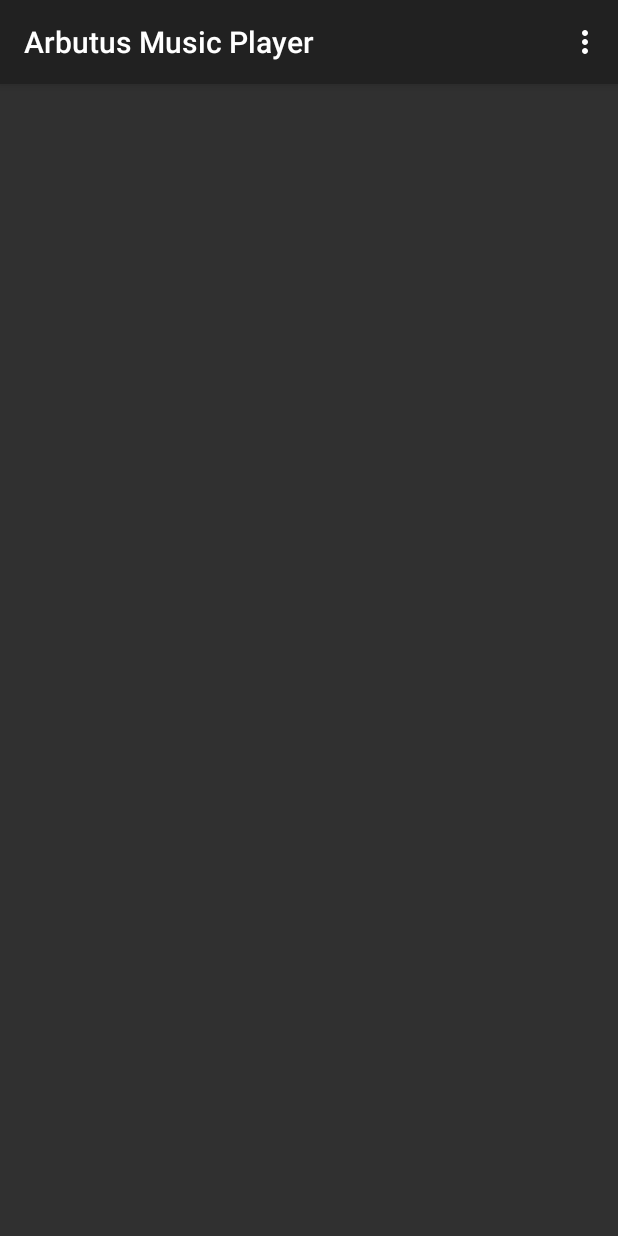
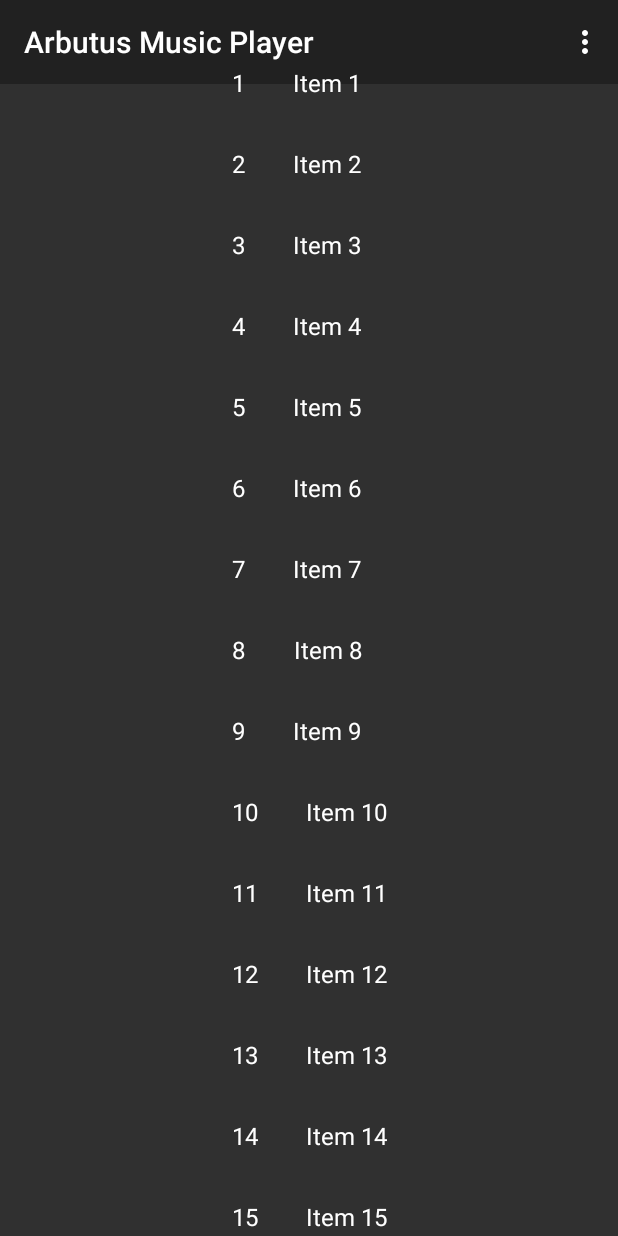
Before and after one commit to patrick-conley/android-music-player, an Android app: the screen it shows after launch (LibraryActivity), on a phone screen of 412 x 824 dp. Run offline under Robolectric (Android 15) with nearby library versions, the phone set to English and light mode, and no system bars.

Commit message:
Add library view with dummy data

```diff
--- a/library/build.gradle
+++ b/library/build.gradle
@@ -27,8 +27,11 @@ android {
 dependencies {
     implementation project(path: ':settings')
 
+    implementation 'androidx.constraintlayout:constraintlayout:1.1.3'
     implementation 'androidx.appcompat:appcompat:1.1.0'
+    implementation 'androidx.legacy:legacy-support-v4:1.0.0'
     implementation "androidx.preference:preference:1.1.0"
+    implementation 'androidx.recyclerview:recyclerview:1.1.0'
 
     testImplementation 'junit:junit:4.12'
 
--- a/library/src/main/java/io/github/patrickconley/arbutus/library/view/LibraryActivity.java
+++ b/library/src/main/java/io/github/patrickconley/arbutus/library/view/LibraryActivity.java
@@ -10,9 +10,11 @@ import androidx.appcompat.widget.Toolbar;
 import androidx.preference.PreferenceManager;
 
 import io.github.patrickconley.arbutus.library.R;
+import io.github.patrickconley.arbutus.library.view.dummy.DummyContent;
 import io.github.patrickconley.arbutus.settings.view.SettingsActivity;
 
-public class LibraryActivity extends AppCompatActivity {
+public class LibraryActivity extends AppCompatActivity
+        implements LibraryEntryFragment.OnListFragmentInteractionListener {
 
     @Override
     protected void onCreate(Bundle savedInstanceState) {
@@ -39,4 +41,10 @@ public class LibraryActivity extends AppCompatActivity {
         return super.onOptionsItemSelected(item);
     }
 
+    @Override
+    public void onListFragmentInteraction(
+            DummyContent.DummyItem item
+    ) {
+        // TODO: something
+    }
 }
--- /dev/null
+++ b/library/src/main/java/io/github/patrickconley/arbutus/library/view/LibraryEntryFragment.java
@@ -0,0 +1,76 @@
+package io.github.patrickconley.arbutus.library.view;
+
+import android.content.Context;
+import android.os.Bundle;
+import android.view.LayoutInflater;
+import android.view.View;
+import android.view.ViewGroup;
+
+import androidx.annotation.NonNull;
+import androidx.fragment.app.Fragment;
+import androidx.recyclerview.widget.LinearLayoutManager;
+import androidx.recyclerview.widget.RecyclerView;
+
+import io.github.patrickconley.arbutus.library.R;
+import io.github.patrickconley.arbutus.library.view.dummy.DummyContent;
+import io.github.patrickconley.arbutus.library.view.dummy.DummyContent.DummyItem;
+
+/**
+ * A fragment representing a list of Items.
+ * <p/>
+ * Activities containing this fragment MUST implement the {@link OnListFragmentInteractionListener}
+ * interface.
+ */
+public class LibraryEntryFragment extends Fragment {
+
+    private OnListFragmentInteractionListener interactionListener;
+
+    @Override
+    public void onAttach(@NonNull Context context) {
+        super.onAttach(context);
+        if (context instanceof OnListFragmentInteractionListener) {
+            interactionListener = (OnListFragmentInteractionListener) context;
+        } else {
+            throw new IllegalStateException(
+                    context.toString() + " must implement OnListFragmentInteractionListener");
+        }
+    }
+
+    @Override
+    public void onCreate(Bundle savedInstanceState) {
+        super.onCreate(savedInstanceState);
+    }
+
+    @Override
+    public View onCreateView(
+            LayoutInflater inflater, ViewGroup container, Bundle savedInstanceState
+    ) {
+        RecyclerView view =
+                (RecyclerView) inflater.inflate(R.layout.library_entry_list, container, false);
+
+        Context viewContext = view.getContext();
+        view.setHasFixedSize(true);
+        view.setLayoutManager(new LinearLayoutManager(viewContext));
+        view.setAdapter(new LibraryEntryViewAdapter(DummyContent.ITEMS, interactionListener));
+        return view;
+    }
+
+    @Override
+    public void onDetach() {
+        super.onDetach();
+        interactionListener = null;
+    }
+
+    /**
+     * This interface must be implemented by activities that contain this fragment to allow an
+     * interaction in this fragment to be communicated to the activity and potentially other
+     * fragments contained in that activity.
+     * <p/>
+     * See the Android Training lesson <a href= "http://developer.android.com/training/basics/fragments/communicating.html"
+     * >Communicating with Other Fragments</a> for more information.
+     */
+    public interface OnListFragmentInteractionListener {
+        // TODO: Update argument type and name
+        void onListFragmentInteraction(DummyItem item);
+    }
+}
--- /dev/null
+++ b/library/src/main/java/io/github/patrickconley/arbutus/library/view/LibraryEntryViewAdapter.java
@@ -0,0 +1,60 @@
+package io.github.patrickconley.arbutus.library.view;
+
+import android.view.LayoutInflater;
+import android.view.View;
+import android.view.ViewGroup;
+
+import androidx.annotation.NonNull;
+import androidx.recyclerview.widget.RecyclerView;
+
+import java.util.LinkedList;
+import java.util.List;
+
+import io.github.patrickconley.arbutus.library.R;
+import io.github.patrickconley.arbutus.library.view.LibraryEntryFragment.OnListFragmentInteractionListener;
+import io.github.patrickconley.arbutus.library.view.dummy.DummyContent.DummyItem;
+
+/**
+ * {@link RecyclerView.Adapter} that can display a {@link DummyItem} and makes a call to the
+ * specified {@link OnListFragmentInteractionListener}. TODO: Replace the implementation with code
+ * for your data type.
+ */
+public class LibraryEntryViewAdapter extends RecyclerView.Adapter<LibraryEntryViewHolder> {
+
+    private final List<DummyItem> contents;
+    private final OnListFragmentInteractionListener listener;
+
+    LibraryEntryViewAdapter(
+            List<DummyItem> contents, @NonNull OnListFragmentInteractionListener listener
+    ) {
+        this.contents = new LinkedList<>(contents);
+        this.listener = listener;
+    }
+
+    @NonNull
+    @Override
+    public LibraryEntryViewHolder onCreateViewHolder(ViewGroup parent, int viewType) {
+        View view = LayoutInflater.from(parent.getContext())
+                                  .inflate(R.layout.library_entry_view, parent, false);
+        return new LibraryEntryViewHolder(view);
+    }
+
+    @Override
+    public void onBindViewHolder(final LibraryEntryViewHolder holder, int position) {
+        holder.setItem(contents.get(position));
+        holder.getView().setOnClickListener(new View.OnClickListener() {
+            @Override
+            public void onClick(View view) {
+                // Notify the active callbacks interface (the activity, if the
+                // fragment is attached to one) that an item has been selected.
+                listener.onListFragmentInteraction(holder.getItem());
+            }
+        });
+    }
+
+    @Override
+    public int getItemCount() {
+        return contents.size();
+    }
+
+}
--- /dev/null
+++ b/library/src/main/java/io/github/patrickconley/arbutus/library/view/LibraryEntryViewHolder.java
@@ -0,0 +1,44 @@
+package io.github.patrickconley.arbutus.library.view;
+
+import android.view.View;
+import android.widget.TextView;
+
+import androidx.annotation.NonNull;
+import androidx.recyclerview.widget.RecyclerView;
+
+import io.github.patrickconley.arbutus.library.R;
+import io.github.patrickconley.arbutus.library.view.dummy.DummyContent;
+
+public class LibraryEntryViewHolder extends RecyclerView.ViewHolder {
+    private final View view;
+    private final TextView idView;
+    private final TextView contentView;
+    private DummyContent.DummyItem item;
+
+    LibraryEntryViewHolder(View view) {
+        super(view);
+        this.view = view;
+        idView = view.findViewById(R.id.item_number);
+        contentView = view.findViewById(R.id.content);
+    }
+
+    @NonNull
+    @Override
+    public String toString() {
+        return super.toString() + " '" + contentView.getText() + "'";
+    }
+
+    View getView() {
+        return view;
+    }
+
+    DummyContent.DummyItem getItem() {
+        return item;
+    }
+
+    void setItem(DummyContent.DummyItem item) {
+        this.item = item;
+        idView.setText(item.id);
+        contentView.setText(item.content);
+    }
+}
--- /dev/null
+++ b/library/src/main/java/io/github/patrickconley/arbutus/library/view/dummy/DummyContent.java
@@ -0,0 +1,72 @@
+package io.github.patrickconley.arbutus.library.view.dummy;
+
+import java.util.ArrayList;
+import java.util.HashMap;
+import java.util.List;
+import java.util.Map;
+
+/**
+ * Helper class for providing sample content for user interfaces created by Android template
+ * wizards.
+ * <p>
+ * TODO: Replace all uses of this class before publishing your app.
+ */
+public class DummyContent {
+
+    /**
+     * An array of sample (dummy) items.
+     */
+    public static final List<DummyItem> ITEMS = new ArrayList<DummyItem>();
+
+    /**
+     * A map of sample (dummy) items, by ID.
+     */
+    public static final Map<String, DummyItem> ITEM_MAP = new HashMap<String, DummyItem>();
+
+    private static final int COUNT = 25;
+
+    static {
+        // Add some sample items.
+        for (int i = 1; i <= COUNT; i++) {
+            addItem(createDummyItem(i));
+        }
+    }
+
+    private static void addItem(DummyItem item) {
+        ITEMS.add(item);
+        ITEM_MAP.put(item.id, item);
+    }
+
+    private static DummyItem createDummyItem(int position) {
+        return new DummyItem(String.valueOf(position), "Item " + position, makeDetails(position));
+    }
+
+    private static String makeDetails(int position) {
+        StringBuilder builder = new StringBuilder();
+        builder.append("Details about Item: ").append(position);
+        for (int i = 0; i < position; i++) {
+            builder.append("\nMore details information here.");
+        }
+        return builder.toString();
+    }
+
+    /**
+     * A dummy item representing a piece of content.
+     */
+    public static class DummyItem {
+        public final String id;
+        public final String content;
+        public final String details;
+
+        public DummyItem(String id, String content, String details) {
+            this.id = id;
+            this.content = content;
+            this.details = details;
+        }
+
+        @Override
+        public String toString() {
+            return content;
+        }
+    }
+}
--- a/library/src/main/res/layout/activity_library.xml
+++ b/library/src/main/res/layout/activity_library.xml
@@ -11,11 +11,21 @@
         android:layout_width="match_parent"
         android:layout_height="?attr/actionBarSize"
         android:background="?attr/colorPrimary"
-        android:elevation="4dp"
         android:theme="@style/ThemeOverlay.AppCompat.ActionBar"
         app:layout_constraintEnd_toEndOf="parent"
         app:layout_constraintStart_toStartOf="parent"
         app:layout_constraintTop_toTopOf="parent"
         app:popupTheme="@style/ThemeOverlay.AppCompat.Light" />
 
+    <fragment
+            android:id="@+id/fragment"
+            android:name="io.github.patrickconley.arbutus.library.view.LibraryEntryFragment"
+            android:layout_width="wrap_content"
+            android:layout_height="wrap_content"
+            app:layout_constraintBottom_toBottomOf="parent"
+            app:layout_constraintEnd_toEndOf="parent"
+            app:layout_constraintStart_toStartOf="parent"
+            app:layout_constraintTop_toBottomOf="@+id/library_toolbar"
+            tools:layout="@layout/library_entry_list" />
+
 </androidx.constraintlayout.widget.ConstraintLayout>
--- /dev/null
+++ b/library/src/main/res/layout/library_entry_list.xml
@@ -0,0 +1,13 @@
+<?xml version="1.0" encoding="utf-8"?>
+<androidx.recyclerview.widget.RecyclerView xmlns:android="http://schemas.android.com/apk/res/android"
+        xmlns:app="http://schemas.android.com/apk/res-auto"
+        xmlns:tools="http://schemas.android.com/tools"
+        android:id="@+id/list"
+        android:name="io.github.patrickconley.arbutus.library.view.LibraryEntryFragment"
+        android:layout_width="match_parent"
+        android:layout_height="match_parent"
+        android:layout_marginLeft="16dp"
+        android:layout_marginRight="16dp"
+        app:layoutManager="LinearLayoutManager"
+        tools:context=".view.LibraryEntryFragment"
+        tools:listitem="@layout/library_entry_view" />
--- /dev/null
+++ b/library/src/main/res/layout/library_entry_view.xml
@@ -0,0 +1,20 @@
+<?xml version="1.0" encoding="utf-8"?>
+<LinearLayout xmlns:android="http://schemas.android.com/apk/res/android"
+        android:layout_width="wrap_content"
+        android:layout_height="wrap_content"
+        android:orientation="horizontal">
+
+    <TextView
+            android:id="@+id/item_number"
+            android:layout_width="wrap_content"
+            android:layout_height="wrap_content"
+            android:layout_margin="@dimen/text_margin"
+            android:textAppearance="?attr/textAppearanceListItem" />
+
+    <TextView
+            android:id="@+id/content"
+            android:layout_width="wrap_content"
+            android:layout_height="wrap_content"
+            android:layout_margin="@dimen/text_margin"
+            android:textAppearance="?attr/textAppearanceListItem" />
+</LinearLayout>
--- /dev/null
+++ b/library/src/main/res/values/dimens.xml
@@ -0,0 +1,4 @@
+<?xml version="1.0" encoding="utf-8"?>
+<resources>
+    <dimen name="text_margin">16dp</dimen>
+</resources>
```
